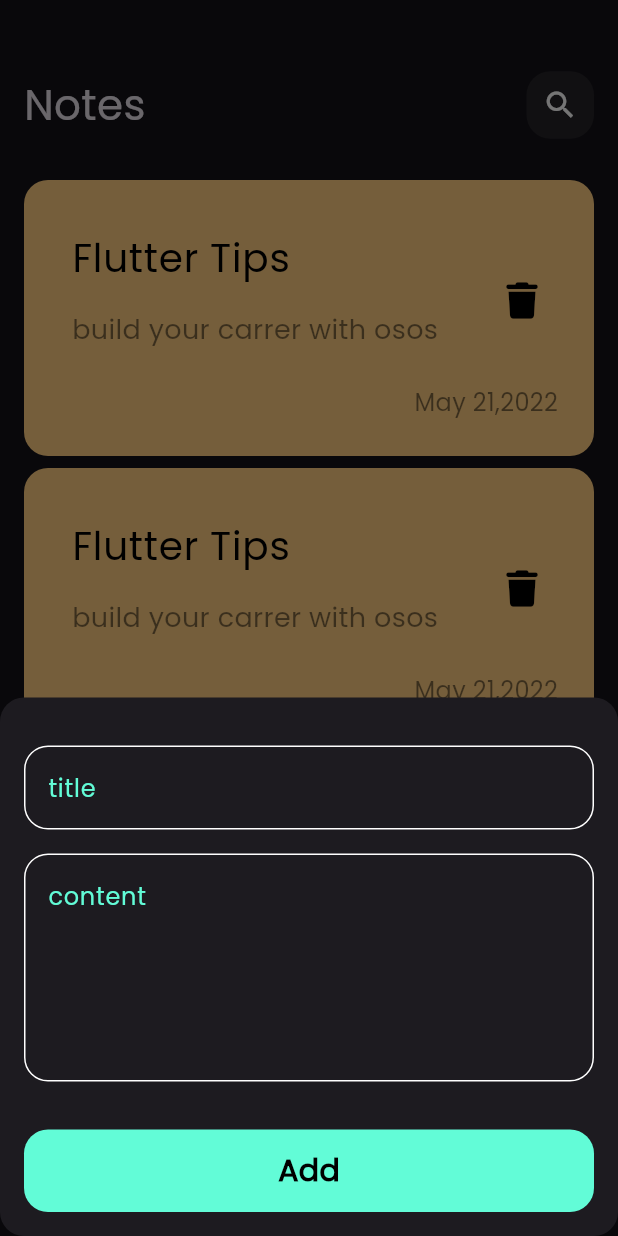
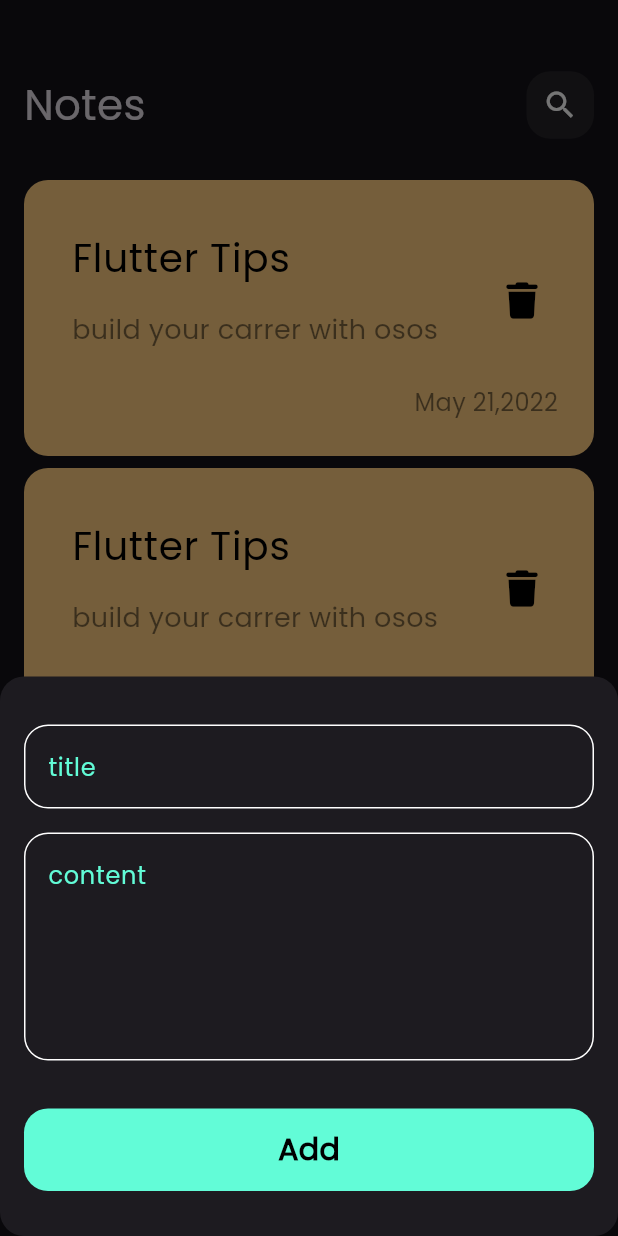
Before and after one commit to Osaamaa/notes, a Flutter app: the screen it shows after launch, after a tap on the "add" icon, on a phone screen of 412 x 824 dp. Run offline on Flutter 3.47's test engine with Material 3 defaults, Android fonts, the phone set to English and light mode, and no system bars; our stand-ins replace font_awesome_flutter.

Commit message:
create edit not View commit

```diff
--- a/lib/views/widgets/note_bottom_sheet.dart
+++ b/lib/views/widgets/note_bottom_sheet.dart
@@ -32,7 +32,7 @@ class AddNoteBottomSheet extends StatelessWidget {
             ),
             CustomBottom(),
             SizedBox(
-              height: 16,
+              height:30,
             ),
           ],
         ),
--- a/lib/views/widgets/notes_list_view.dart
+++ b/lib/views/widgets/notes_list_view.dart
@@ -1,5 +1,7 @@
 import 'package:flutter/material.dart';
+import 'package:notes_app/views/widgets/edit_note_view.dart';
 
+import '../../core/componats.dart';
 import 'custom_note_item.dart';
 
 class NotesListView extends StatelessWidget {
@@ -9,9 +11,11 @@ class NotesListView extends StatelessWidget {
   Widget build(BuildContext context) {
     return ListView.builder(padding: EdgeInsets.zero,itemBuilder: (context,index){
 
-      return const Padding(
-        padding: EdgeInsets.symmetric(vertical: 4),
-        child: NoteItem(),
+      return  Padding(
+        padding: const EdgeInsets.symmetric(vertical: 4),
+        child: GestureDetector(onTap: (){
+          navigateTo(context,const EditNoteView());
+        },child: const NoteItem()),
       );
     });
   }
```
Also changed, not shown: lib/core/componats.dart (added, +14 -0 lines), lib/views/widgets/edit_note_view.dart (added, +12 -0 lines), lib/views/widgets/edit_note_view_body.dart (added, +10 -0 lines).
